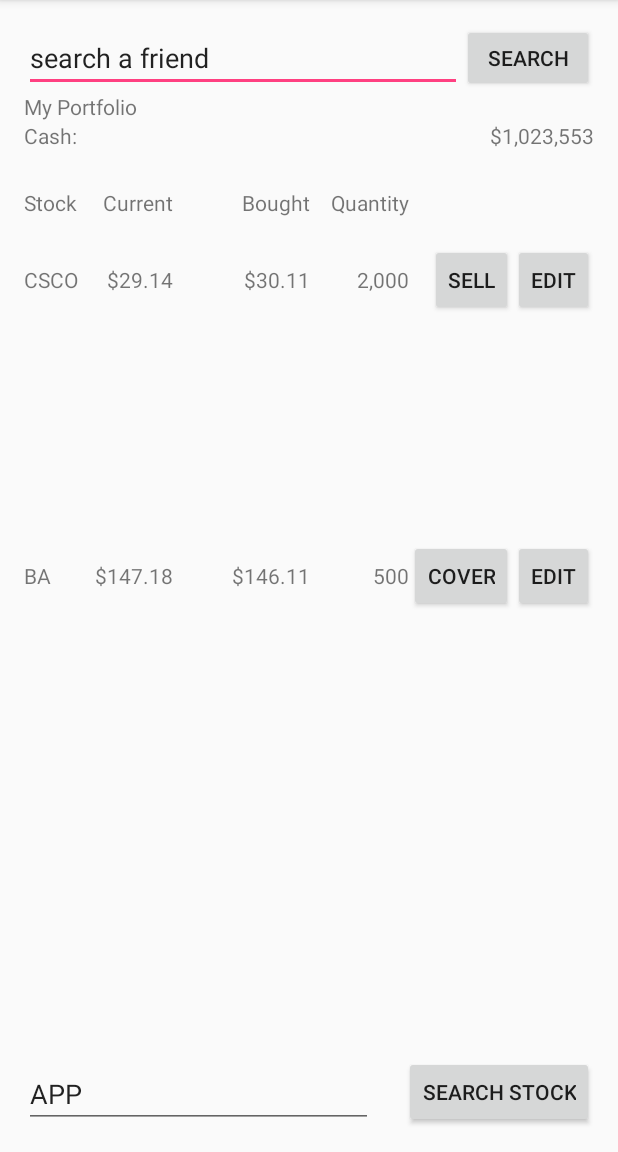
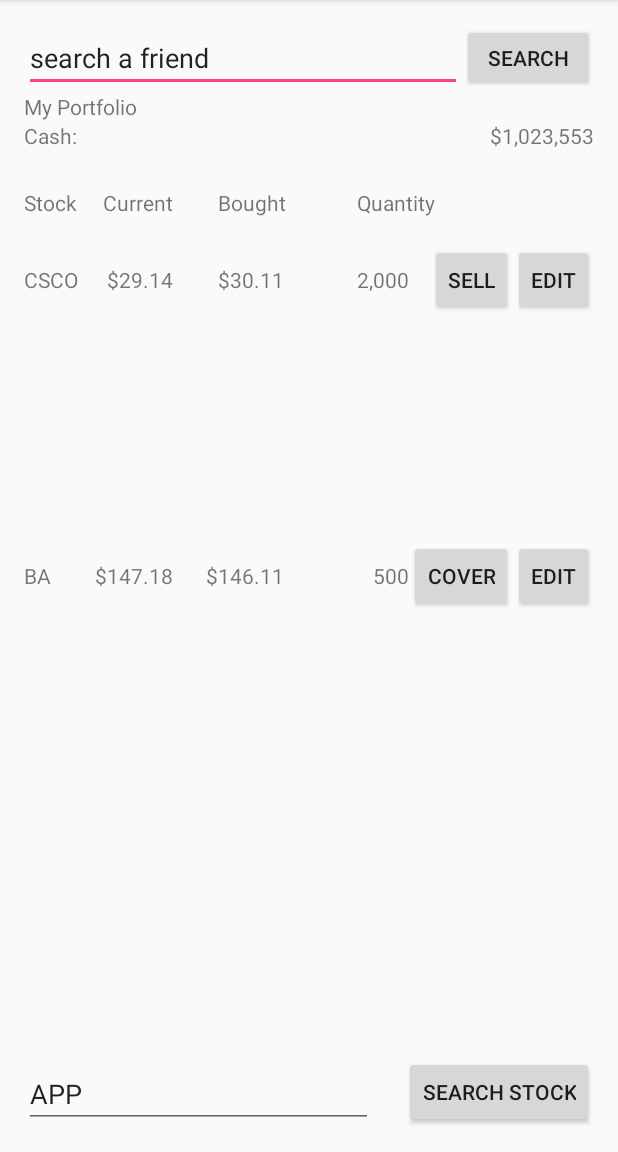
Before and after one commit to ReachAayush/hustlr, an Android app: the AccountHomeActivity screen opened directly, with no data from a screen before it, on a phone screen of 412 x 824 dp, the part 84-1236 px from its top. Run offline under Robolectric (Android 15) with nearby library versions, the phone set to English and light mode, and no system bars.

Commit message:
connect home page to other pages

```diff
--- a/hustlr/app/src/main/java/edu/cmu/hustlr/AccountHomeActivity.java
+++ b/hustlr/app/src/main/java/edu/cmu/hustlr/AccountHomeActivity.java
@@ -64,7 +64,7 @@ public class AccountHomeActivity extends AppCompatActivity {
         );
 
         Button buttonSearchFriend = (Button)findViewById(R.id.buttonSearch);
-        buttonSearchStock.setOnClickListener(
+        buttonSearchFriend.setOnClickListener(
                 new Button.OnClickListener() {
                     public void onClick(View v) {
                         Intent intent = new Intent(AccountHomeActivity.this, FriendHomeActivity.class);
--- a/hustlr/app/src/main/res/layout/activity_account_home.xml
+++ b/hustlr/app/src/main/res/layout/activity_account_home.xml
@@ -72,8 +72,8 @@
         android:text="Bought"
         android:id="@+id/textBoughtPriceLabel"
         android:layout_alignTop="@+id/textCurrentPriceLabel"
-        android:layout_alignRight="@+id/textSampleBoughtPrice1"
-        android:layout_alignEnd="@+id/textSampleBoughtPrice1" />
+        android:layout_alignLeft="@+id/textSampleBoughtPrice1"
+        android:layout_alignStart="@+id/textSampleBoughtPrice1" />
 
     <TextView
         android:layout_width="wrap_content"
@@ -101,10 +101,8 @@
         android:text="$30.11"
         android:id="@+id/textSampleBoughtPrice1"
         android:layout_alignTop="@+id/textSampleQuantity1"
-        android:layout_toLeftOf="@+id/textSampleQuantity1"
-        android:layout_toStartOf="@+id/textSampleQuantity1"
-        android:layout_marginRight="31dp"
-        android:layout_marginEnd="31dp" />
+        android:layout_alignRight="@+id/textSampleBoughtPrice2"
+        android:layout_alignEnd="@+id/textSampleBoughtPrice2" />
 
     <TextView
         android:layout_width="wrap_content"
@@ -144,8 +142,8 @@
         android:text="Quantity"
         android:id="@+id/textView"
         android:layout_alignTop="@+id/textBoughtPriceLabel"
-        android:layout_alignRight="@+id/textSampleQuantity2"
-        android:layout_alignEnd="@+id/textSampleQuantity2" />
+        android:layout_alignLeft="@+id/textSampleQuantity1"
+        android:layout_alignStart="@+id/textSampleQuantity1" />
 
     <TextView
         android:layout_width="wrap_content"
@@ -170,9 +168,11 @@
         android:layout_height="wrap_content"
         android:text="$146.11"
         android:id="@+id/textSampleBoughtPrice2"
-        android:layout_alignTop="@+id/textSampleQuantity2"
-        android:layout_alignRight="@+id/textBoughtPriceLabel"
-        android:layout_alignEnd="@+id/textBoughtPriceLabel" />
+        android:layout_centerVertical="true"
+        android:layout_toRightOf="@+id/textSampleCurrentPrice2"
+        android:layout_toEndOf="@+id/textSampleCurrentPrice2"
+        android:layout_marginLeft="22dp"
+        android:layout_marginStart="22dp" />
 
     <TextView
         android:layout_width="wrap_content"
```
